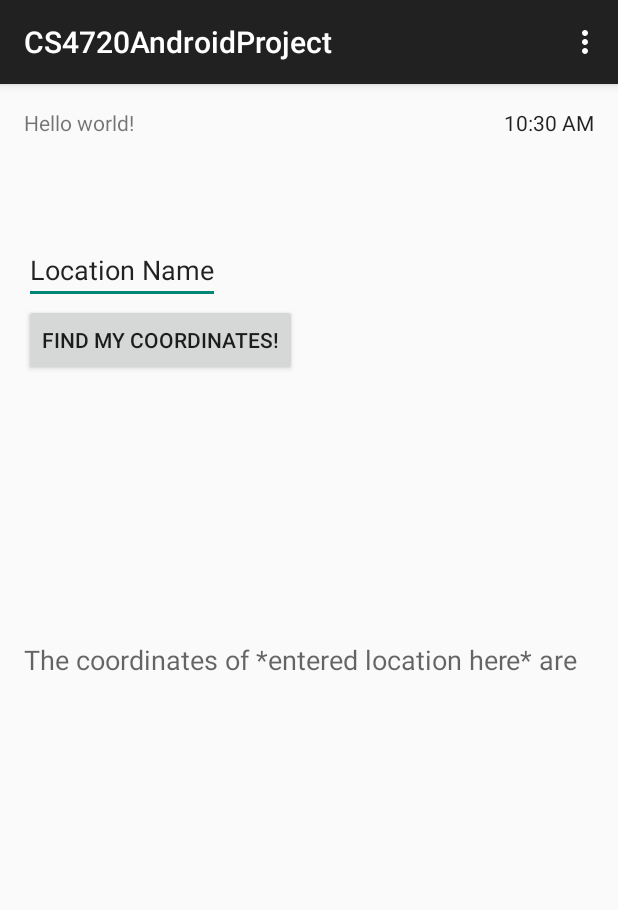
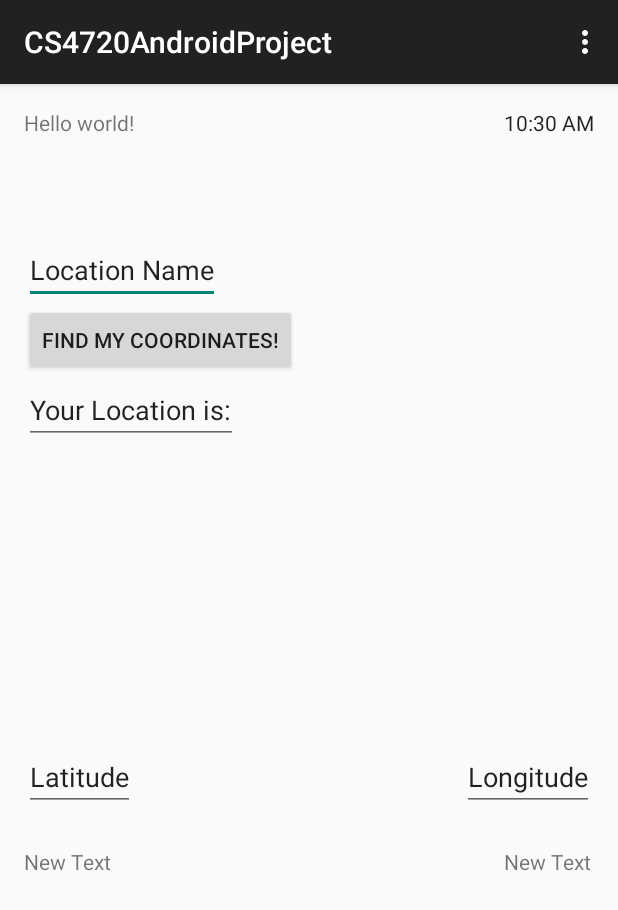
Before and after one commit to AlishanHassan/CS4720-Android-Project, an Android app: the screen it shows after launch (Home), on a phone screen of 412 x 824 dp. Shown: the top 910 px of the screen. Run offline under Robolectric (Android 15) with nearby library versions, the phone set to English and light mode, and no system bars.

Commit message:
Grumble grumble google play services

```diff
--- a/app/src/main/java/cs4720/cs/virginia/edu/cs4720androidproject/Home.java
+++ b/app/src/main/java/cs4720/cs/virginia/edu/cs4720androidproject/Home.java
@@ -4,25 +4,44 @@ import android.support.v7.app.AppCompatActivity;
 import android.os.Bundle;
 import android.view.Menu;
 import android.view.MenuItem;
-import android.view.*;
 import android.widget.*;
 import android.location.*;
 import android.util.Log;
 import android.content.*;
 import com.google.android.*;
+import com.google.android.gms.common.ConnectionResult;
+import com.google.android.gms.common.api.GoogleApiClient;
+import com.google.android.gms.location.LocationRequest;
+import com.google.android.gms.location.LocationServices;
 
+//basically everything comes from this: https://github.com/googlesamples/android-play-location/blob/master/BasicLocationSample/app/src/main/java/com/google/android/gms/location/sample/basiclocationsample/MainActivity.java
 
-public class Home extends AppCompatActivity implements LocationListener{
-    private LocationManager locationManager;
-
+public class Home extends AppCompatActivity implements GoogleApiClient.ConnectionCallbacks, GoogleApiClient.OnConnectionFailedListener {
+    private Button name;
+    private EditText textField;
+    private TextView texty;
+    private GoogleApiClient mGoogleApiClient;
 
     @Override
+    protected void onStart(){
+        super.onStart();
+        mGoogleApiClient.connect();
+    }
+    @Override
     protected void onCreate(Bundle savedInstanceState) {
+
         super.onCreate(savedInstanceState);
         setContentView(R.layout.activity_home);
-        locationManager = (LocationManager) getSystemService(Context.LOCATION_SERVICE);
+        mGoogleApiClient = new GoogleApiClient.Builder(this)
+                .addConnectionCallbacks(this)
+                .addOnConnectionFailedListener(this)
+                .addApi(LocationServices.API)
+                .build();
+        name = (Button) findViewById(R.id.button);
+        textField = (EditText) findViewById(R.id.editText);
+        texty = (TextView) findViewById(R.id.textView2);
+
     }
-
 
 
     @Override
@@ -48,27 +67,29 @@ public class Home extends AppCompatActivity implements LocationListener{
     }
 
     @Override
-    public void onLocationChanged(Location location) {
+    public void onConnected(Bundle connectionHint) {
+        Location mLastLocation = LocationServices.FusedLocationApi.getLastLocation(mGoogleApiClient);
+        TextView lat = (TextView) findViewById(R.id.mLatitudeText);
+        TextView lon = (TextView) findViewById(R.id.mLongitudeText);
 
-        String str = "Latitude: "+location.getLatitude()+"Longitude: "+location.getLongitude();
+        if (mLastLocation != null) {
+            lat.setText(String.valueOf(mLastLocation.getLatitude()));
+            lon.setText(String.valueOf(mLastLocation.getLongitude()));
+        }
+        else{
+            Toast.makeText(this, "Grr...location isn't working", Toast.LENGTH_LONG).show();
+        }
+    }
 
-        Toast.makeText(getBaseContext(), str, Toast.LENGTH_LONG).show();
+
+    @Override
+    public void onConnectionSuspended(int i) {
+
+        Toast.makeText(this, "This probably isn't Google Play's fault, but I'm blaming it, anyway", Toast.LENGTH_LONG).show();
     }
 
     @Override
-    public void onStatusChanged(String provider, int status, Bundle extras) {
-
+    public void onConnectionFailed(ConnectionResult connectionResult) {
+        Toast.makeText(this, "Grr...Google Play is being irritating...", Toast.LENGTH_LONG).show();
     }
-
-    @Override
-    public void onProviderEnabled(String provider) {
-
 }
-
-    @Override
-    public void onProviderDisabled(String provider) {
-
-    }
-
-    //Testing version control in Android Studio
-}
--- a/app/src/main/res/layout/activity_home.xml
+++ b/app/src/main/res/layout/activity_home.xml
@@ -3,7 +3,8 @@
     android:layout_height="match_parent" android:paddingLeft="@dimen/activity_horizontal_margin"
     android:paddingRight="@dimen/activity_horizontal_margin"
     android:paddingTop="@dimen/activity_vertical_margin"
-    android:paddingBottom="@dimen/activity_vertical_margin" tools:context=".Home">
+    android:paddingBottom="@dimen/activity_vertical_margin" tools:context=".Home"
+    android:id="@+id/foo">
 
     <TextView android:text="@string/hello_world" android:layout_width="wrap_content"
         android:layout_height="wrap_content"
@@ -49,10 +50,58 @@
         android:layout_width="wrap_content"
         android:layout_height="wrap_content"
         android:textAppearance="?android:attr/textAppearanceMedium"
-        android:text="The coordinates of *entered location here* are"
         android:id="@+id/textView3"
-        android:layout_alignTop="@+id/textView2"
         android:layout_toRightOf="@+id/textView2"
-        android:layout_toEndOf="@+id/textView2" />
+        android:layout_above="@+id/editText3"
+        android:layout_alignRight="@+id/button"
+        android:layout_alignEnd="@+id/button" />
+
+
+    <TextView
+        android:layout_width="wrap_content"
+        android:layout_height="wrap_content"
+        android:text="New Text"
+        android:id="@+id/mLatitudeText"
+        android:layout_marginTop="24dp"
+        android:layout_below="@+id/editText2"
+        android:layout_alignParentLeft="true"
+        android:layout_alignParentStart="true" />
+
+    <TextView
+        android:layout_width="wrap_content"
+        android:layout_height="wrap_content"
+        android:text="New Text"
+        android:id="@+id/mLongitudeText"
+        android:layout_alignTop="@+id/mLatitudeText"
+        android:layout_alignLeft="@+id/textClock"
+        android:layout_alignStart="@+id/textClock" />
+
+    <EditText
+        android:layout_width="wrap_content"
+        android:layout_height="wrap_content"
+        android:id="@+id/editText2"
+        android:text="Latitude"
+        android:layout_marginTop="43dp"
+        android:layout_below="@+id/textView2"
+        android:layout_alignParentLeft="true"
+        android:layout_alignParentStart="true" />
+
+    <EditText
+        android:layout_width="wrap_content"
+        android:layout_height="wrap_content"
+        android:id="@+id/editText3"
+        android:text="Longitude"
+        android:layout_above="@+id/mLatitudeText"
+        android:layout_alignParentRight="true"
+        android:layout_alignParentEnd="true" />
+
+    <EditText
+        android:layout_width="wrap_content"
+        android:layout_height="wrap_content"
+        android:id="@+id/editText4"
+        android:text="Your Location is:"
+        android:layout_below="@+id/button"
+        android:layout_alignParentLeft="true"
+        android:layout_alignParentStart="true" />
 
 </RelativeLayout>
```
Also changed, not shown: 1 other file. Lines whose indentation alone changed are shown as unchanged.
